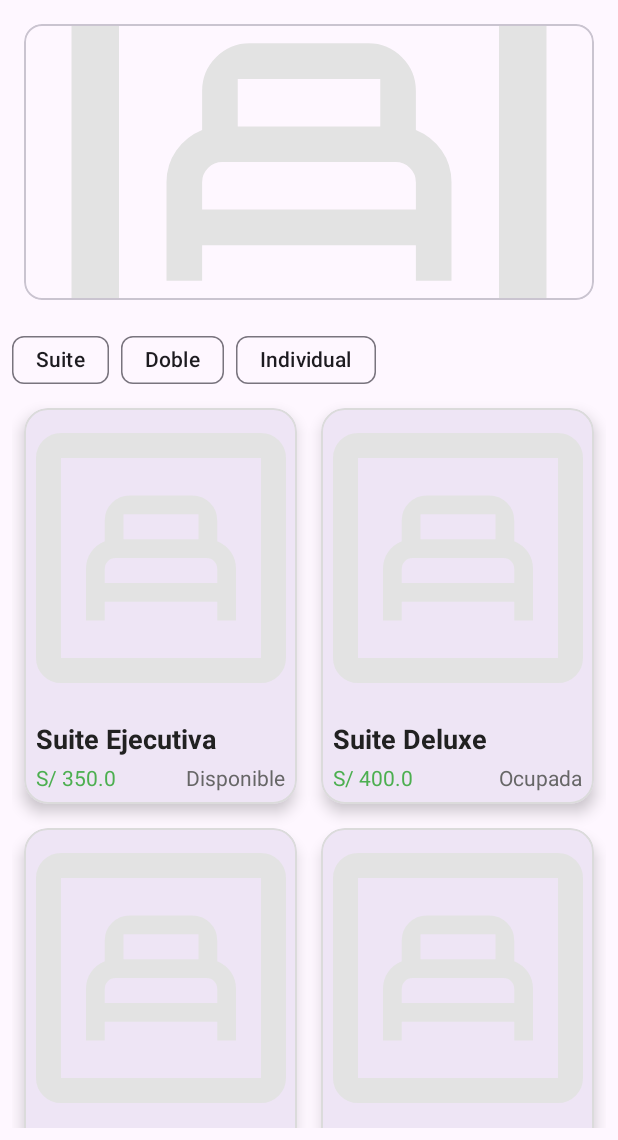
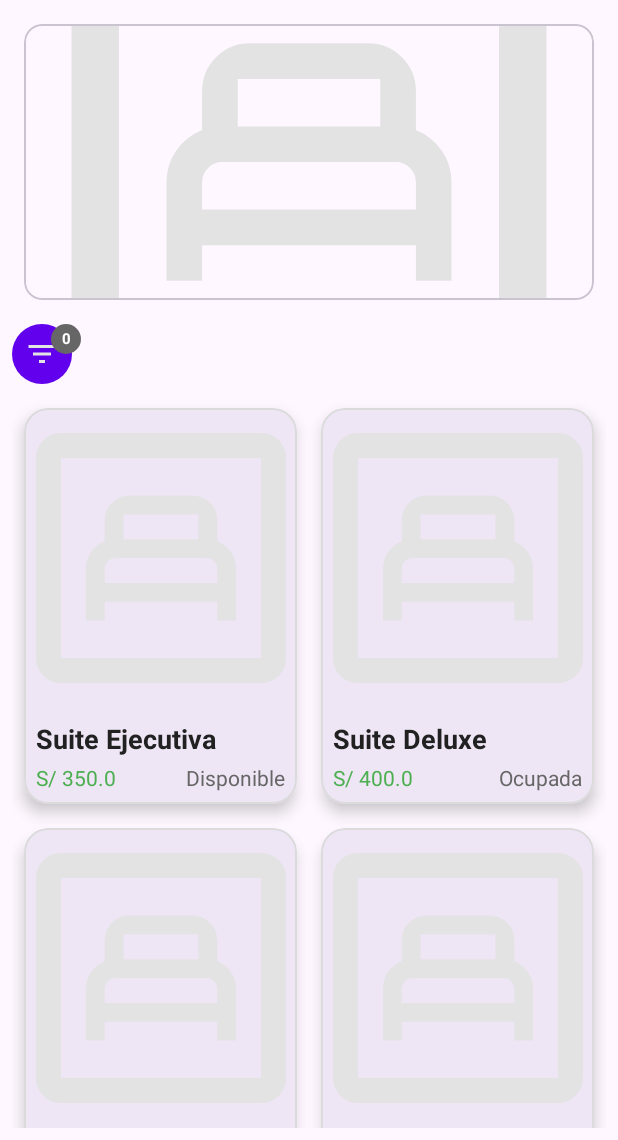
Before and after one commit to Carlos-Hinojosa17/My_Roomy, an Android app: the CatalogoFragment screen opened directly, with no data from a screen before it, on a phone screen of 412 x 824 dp, the part 96-1236 px from its top. Run offline under Robolectric (Android 15) with nearby library versions, the phone set to English and light mode, and no system bars.

Commit message:
xts completo---

```diff
--- a/app/build.gradle.kts
+++ b/app/build.gradle.kts
@@ -50,6 +50,7 @@ dependencies {
     implementation("com.google.android.material:material:1.12.0")
     implementation("androidx.cardview:cardview:1.0.0")
     implementation("com.github.bumptech.glide:glide:4.16.0")
+    implementation("com.github.PhilJay:MPAndroidChart:v3.1.0")
 
     implementation("androidx.core:core-ktx:1.16.0")
     implementation("androidx.appcompat:appcompat:1.6.1")
--- a/app/src/main/java/com/example/myroomy/dashboard/activities/DashboardActivity.kt
+++ b/app/src/main/java/com/example/myroomy/dashboard/activities/DashboardActivity.kt
@@ -53,7 +53,7 @@ class DashboardActivity : AppCompatActivity() {
 
         if (savedInstanceState == null) {
             val initialFragment = if (tipoUsuario == TipoUsuario.ADMIN.name) {
-                HabitacionListFragment()
+                AdminDashboardFragment()
             } else {
                 CatalogoFragment()
             }
@@ -67,6 +67,7 @@ class DashboardActivity : AppCompatActivity() {
             drawerLayout.addDrawerListener(object : DrawerLayout.SimpleDrawerListener() {
                 override fun onDrawerClosed(drawerView: View) {
                     when (item.itemId) {
+                        R.id.nav_dashboard -> replaceFragment(AdminDashboardFragment())
                         R.id.nav_gestion_habitaciones -> replaceFragment(HabitacionListFragment())
                         R.id.nav_gestion_reservas -> replaceFragment(ReservaListFragment())
                         R.id.nav_catalogo -> replaceFragment(CatalogoFragment())
--- /dev/null
+++ b/app/src/main/res/drawable/bg_badge.xml
@@ -0,0 +1,4 @@
+<shape xmlns:android="http://schemas.android.com/apk/res/android"
+    android:shape="oval">
+    <solid android:color="@color/colorTextoSecundario"/> <!-- Color rojo, cámbialo si quieres -->
+</shape>
--- /dev/null
+++ b/app/src/main/res/drawable/bg_circle_button.xml
@@ -0,0 +1,4 @@
+<shape xmlns:android="http://schemas.android.com/apk/res/android"
+    android:shape="oval">
+    <solid android:color="@color/purple_500" />
+</shape>
--- /dev/null
+++ b/app/src/main/res/drawable/ic_filter_list.xml
@@ -0,0 +1,13 @@
+<vector xmlns:android="http://schemas.android.com/apk/res/android" xmlns:aapt="http://schemas.android.com/aapt"
+    android:viewportWidth="960"
+    android:viewportHeight="960"
+    android:width="24dp"
+    android:height="24dp">
+    <group
+        android:translateX="-0"
+        android:translateY="960">
+        <path
+            android:pathData="M400 -240v-80h160v80H400ZM240 -440v-80h480v80H240ZM120 -640v-80h720v80H120Z"
+            android:fillColor="#E3E3E3" />
+    </group>
+</vector>
--- a/app/src/main/res/layout/fragment_catalogo.xml
+++ b/app/src/main/res/layout/fragment_catalogo.xml
@@ -1,4 +1,3 @@
-<?xml version="1.0" encoding="utf-8"?>
 <androidx.constraintlayout.widget.ConstraintLayout
     xmlns:android="http://schemas.android.com/apk/res/android"
     xmlns:app="http://schemas.android.com/apk/res-auto"
@@ -12,25 +11,71 @@
         android:layout_height="200dp"
         app:layout_constraintTop_toTopOf="parent"
         app:layout_constraintStart_toStartOf="parent"
-        app:layout_constraintEnd_toEndOf="parent"/>
+        app:layout_constraintEnd_toEndOf="parent" />
 
-    <com.google.android.material.chip.ChipGroup
-        android:id="@+id/chipGroupFiltros"
+    <androidx.constraintlayout.widget.ConstraintLayout
+        android:id="@+id/filtroResumenContainer"
         android:layout_width="0dp"
         android:layout_height="wrap_content"
-        app:chipSpacing="8dp"
-        app:singleSelection="false"
         app:layout_constraintTop_toBottomOf="@id/viewPagerDestacados"
         app:layout_constraintStart_toStartOf="parent"
         app:layout_constraintEnd_toEndOf="parent"
-        android:layout_marginTop="8dp"/>
+        android:layout_marginTop="8dp">
+
+        <ImageButton
+            android:id="@+id/btnAbrirFiltros"
+            android:layout_width="40dp"
+            android:layout_height="40dp"
+            android:background="@drawable/bg_circle_button"
+            android:src="@drawable/ic_filter_list"
+            android:contentDescription="Abrir filtros"
+            app:layout_constraintStart_toStartOf="parent"
+            app:layout_constraintTop_toTopOf="parent"
+            app:layout_constraintBottom_toBottomOf="parent" />
+
+        <TextView
+            android:id="@+id/contadorFiltros"
+            android:layout_width="20dp"
+            android:layout_height="20dp"
+            android:text="0"
+            android:textColor="@android:color/white"
+            android:textSize="10sp"
+            android:gravity="center"
+            android:textStyle="bold"
+            android:background="@drawable/bg_badge"
+            app:layout_constraintEnd_toEndOf="@id/btnAbrirFiltros"
+            app:layout_constraintTop_toTopOf="@id/btnAbrirFiltros"
+            android:translationX="6dp"
+/>
+
+
+        <HorizontalScrollView
+            android:layout_width="0dp"
+            android:layout_height="wrap_content"
+            android:fillViewport="true"
+            android:layout_marginLeft="15dp"
+            app:layout_constraintStart_toEndOf="@id/contadorFiltros"
+            app:layout_constraintEnd_toEndOf="parent"
+            app:layout_constraintTop_toTopOf="@id/btnAbrirFiltros"
+            app:layout_constraintBottom_toBottomOf="@id/btnAbrirFiltros">
+
+            <com.google.android.material.chip.ChipGroup
+                android:id="@+id/chipGroupResumen"
+                android:layout_width="wrap_content"
+                android:layout_height="wrap_content"
+                app:singleLine="true" />
+        </HorizontalScrollView>
+
+    </androidx.constraintlayout.widget.ConstraintLayout>
 
     <androidx.recyclerview.widget.RecyclerView
         android:id="@+id/recyclerCatalogo"
         android:layout_width="0dp"
         android:layout_height="0dp"
-        app:layout_constraintTop_toBottomOf="@id/chipGroupFiltros"
+        app:layout_constraintTop_toBottomOf="@id/filtroResumenContainer"
         app:layout_constraintBottom_toBottomOf="parent"
         app:layout_constraintStart_toStartOf="parent"
-        app:layout_constraintEnd_toEndOf="parent"/>
+        app:layout_constraintEnd_toEndOf="parent"
+        android:layout_marginTop="8dp" />
+
 </androidx.constraintlayout.widget.ConstraintLayout>
--- a/app/src/main/res/layout/item_mis_reservas.xml
+++ b/app/src/main/res/layout/item_mis_reservas.xml
@@ -19,8 +19,7 @@
             android:layout_height="wrap_content"
             android:text="Suite Ejecutiva"
             android:textSize="16sp"
-            android:textStyle="bold"
-            android:textColor="@android:color/black" />
+            android:textStyle="bold" />
 
         <TextView
             android:id="@+id/txtMisReservaFechas"
--- a/app/src/main/res/menu/menu_drawer_cliente.xml
+++ b/app/src/main/res/menu/menu_drawer_cliente.xml
@@ -15,17 +15,6 @@
         android:icon="@drawable/ic_account" />
 
     <item
-        android:id="@+id/nav_favoritos"
-        android:title="Favoritos"
-        android:icon="@drawable/ic_favorite" />
-
-    <item
-        android:id="@+id/nav_notificaciones"
-        android:title="Notificaciones"
-        android:icon="@drawable/ic_notifications" />
-
-
-    <item
         android:id="@+id/nav_cerrar_sesion"
         android:title="Cerrar sesión"
         android:icon="@drawable/ic_logout" />
--- a/settings.gradle.kts
+++ b/settings.gradle.kts
@@ -11,6 +11,7 @@ dependencyResolutionManagement {
     repositories {
         google()
         mavenCentral()
+        maven("https://jitpack.io")
     }
 }
 
```
Also changed, not shown: app/src/main/java/com/example/myroomy/dashboard/fragments/AdminDashboardFragment.kt (added, +93 -0 lines), app/src/main/java/com/example/myroomy/dashboard/fragments/CatalogoFragment.kt (+89 -27 lines), app/src/main/java/com/example/myroomy/dashboard/fragments/FiltroBottomSheetFragment.kt (added, +75 -0 lines), app/src/main/res/layout/bottomsheet_filtros.xml (added, +37 -0 lines), app/src/main/res/layout/fragment_admin_dashboard.xml (added, +177 -0 lines), app/src/main/res/layout/item_reserva.xml (+6 -2 lines).
